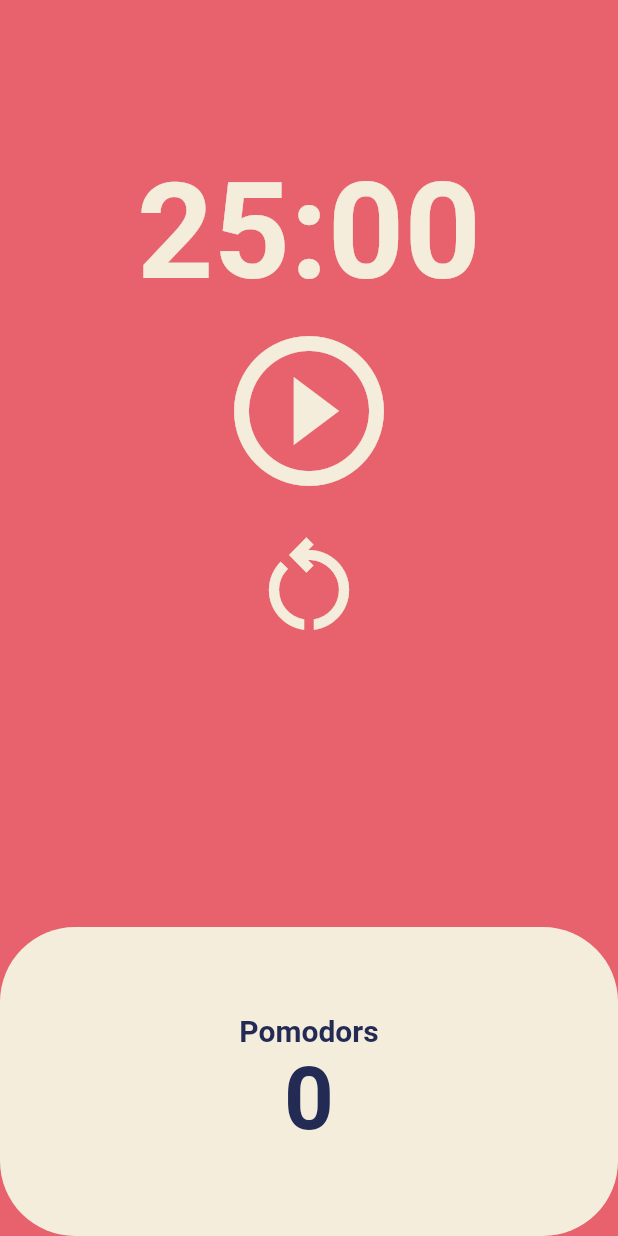
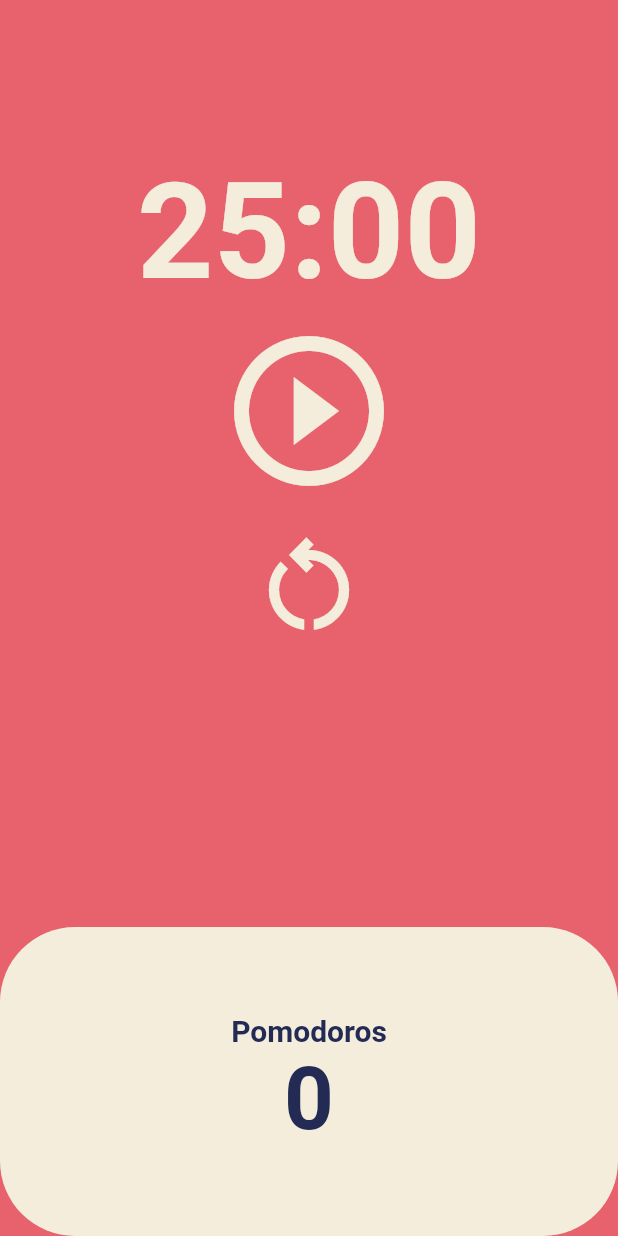
Before and after one commit to earths-voluble/pomodoro_app, a Flutter app: the screen it shows after launch, on a phone screen of 412 x 824 dp. Run offline on Flutter 3.47's test engine with Material 2 defaults, Android fonts, the phone set to English and light mode, and no system bars.

Commit message:
added 'o'

```diff
--- a/lib/screens/home_screen.dart
+++ b/lib/screens/home_screen.dart
@@ -115,7 +115,7 @@ class _HomeScreenState extends State<HomeScreen> {
                       mainAxisAlignment: MainAxisAlignment.center,
                       children: [
                         Text(
-                          'Pomodors',
+                          'Pomodoros',
                           style: TextStyle(
                             fontSize: 20,
                             fontWeight: FontWeight.w600,
```
